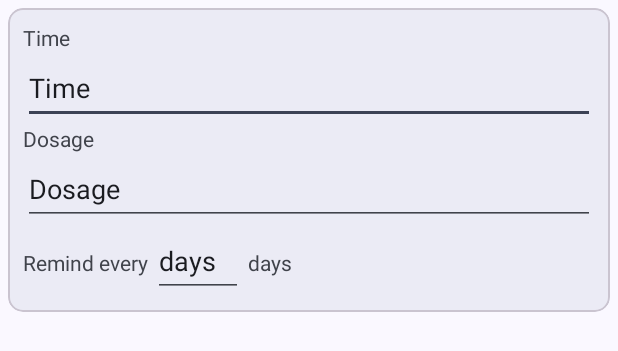
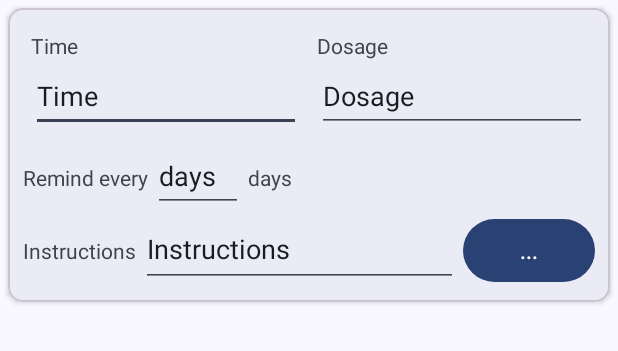
Before and after one commit to sh0786/medTimer, an Android app: the layout fragment_reminder.xml on its own in the app's theme, with its tools: preview values and no code run, on a phone screen of 412 x 824 dp. Shown: the top 351 px of the screen. Run offline under Robolectric (Android 15) with nearby library versions, the phone set to English and light mode, and no system bars.

Commit message:
Reminder instructions (#44)
* Update to Android Gradle Plugin 8.3.1

* Use gradle 8.7

* Lower MinSDK to 26

* Added database filed for reminder note index

* Added UI for instructions

* Had to raise minSDK back to 33

* Changed instruction to string
Added instructions to UI

* Removed warning

* Implemented instruction suggestions
Added instructions to notifications

* Fixed reminders (#43)

* Take longer reminder events into account when scheduling

* Fixed parallel schedule requests

* Code cleanup

```diff
--- a/app/build.gradle.kts
+++ b/app/build.gradle.kts
@@ -16,8 +16,8 @@ android {
         applicationId = "com.futsch1.medtimer"
         minSdk = 33
         targetSdk = 34
-        versionCode = 20
-        versionName = "1.3.0"
+        versionCode = 21
+        versionName = "1.4.0"
         setProperty("archivesBaseName", "MedTimer")
 
         testInstrumentationRunner = "androidx.test.runner.AndroidJUnitRunner"
--- a/app/src/main/java/com/futsch1/medtimer/database/MedicineRoomDatabase.java
+++ b/app/src/main/java/com/futsch1/medtimer/database/MedicineRoomDatabase.java
@@ -14,11 +14,12 @@ import java.util.concurrent.Executors;
 
 @Database(
         entities = {Medicine.class, Reminder.class, ReminderEvent.class},
-        version = 4,
+        version = 5,
         autoMigrations = {
                 @AutoMigration(from = 1, to = 2, spec = MedicineRoomDatabase.AutoMigration1To2.class),
                 @AutoMigration(from = 2, to = 3),
-                @AutoMigration(from = 3, to = 4)
+                @AutoMigration(from = 3, to = 4),
+                @AutoMigration(from = 4, to = 5)
         }
 )
 @SuppressWarnings("java:S6548")
--- a/app/src/main/java/com/futsch1/medtimer/database/Reminder.java
+++ b/app/src/main/java/com/futsch1/medtimer/database/Reminder.java
@@ -15,6 +15,8 @@ public class Reminder {
     public long createdTimestamp;
     @ColumnInfo(defaultValue = "1")
     public int daysBetweenReminders;
+    @ColumnInfo(defaultValue = "")
+    public String instructions;
 
     public String amount;
 
--- a/app/src/main/java/com/futsch1/medtimer/exporters/PDFExport.java
+++ b/app/src/main/java/com/futsch1/medtimer/exporters/PDFExport.java
@@ -45,7 +45,7 @@ public class PDFExport implements Exporter {
     }
 
 
-    public void export(File file) throws ExporterException {
+    public void export(File file) {
         SimplyPdfDocument simplyPdfDocument = getDocument(file);
 
         LinkedList<LinkedList<Cell>> rows = new LinkedList<>();
--- a/app/src/main/java/com/futsch1/medtimer/reminders/ReminderWork.java
+++ b/app/src/main/java/com/futsch1/medtimer/reminders/ReminderWork.java
@@ -53,7 +53,7 @@ public class ReminderWork extends Worker {
 
             if (canShowNotifications()) {
                 Color color = medicine.useColor ? Color.valueOf(medicine.color) : null;
-                reminderEvent.notificationId = Notifications.showNotification(getApplicationContext(), minutesToTime(reminder.timeInMinutes), medicine.name, reminder.amount, reminderEvent.reminderEventId, color);
+                reminderEvent.notificationId = Notifications.showNotification(getApplicationContext(), minutesToTime(reminder.timeInMinutes), medicine.name, reminder.amount, reminder.instructions, reminderEvent.reminderEventId, color);
                 medicineRepository.updateReminderEvent(reminderEvent);
             }
 
--- a/app/src/main/res/layout/fragment_reminder.xml
+++ b/app/src/main/res/layout/fragment_reminder.xml
@@ -11,6 +11,19 @@
     <LinearLayout
         android:layout_width="match_parent"
         android:layout_height="wrap_content"
+        android:orientation="vertical">
+
+        <LinearLayout
+            android:layout_width="match_parent"
+            android:layout_height="match_parent"
+            android:baselineAligned="false"
+            android:orientation="horizontal">
+
+            <LinearLayout
+                android:layout_width="match_parent"
+                android:layout_height="match_parent"
+                android:layout_margin="5dp"
+                android:layout_weight="1"
                 android:orientation="vertical">
 
                 <TextView
@@ -28,6 +41,15 @@
                     android:inputType="time"
                     android:text="@string/time" />
 
+            </LinearLayout>
+
+            <LinearLayout
+                android:layout_width="match_parent"
+                android:layout_height="match_parent"
+                android:layout_margin="5dp"
+                android:layout_weight="1"
+                android:orientation="vertical">
+
                 <TextView
                     android:layout_width="wrap_content"
                     android:layout_height="wrap_content"
@@ -44,6 +66,9 @@
                     android:importantForAutofill="no"
                     android:inputType="text"
                     android:text="@string/dosage" />
+            </LinearLayout>
+
+        </LinearLayout>
 
         <LinearLayout
             android:layout_width="match_parent"
@@ -71,6 +96,39 @@
                 android:layout_width="wrap_content"
                 android:layout_height="wrap_content"
                 android:text="@string/days" />
+
+        </LinearLayout>
+
+        <LinearLayout
+            android:layout_width="match_parent"
+            android:layout_height="match_parent"
+            android:orientation="horizontal">
+
+            <TextView
+                android:id="@+id/instructions_text"
+                android:layout_width="wrap_content"
+                android:layout_height="wrap_content"
+                android:labelFor="@+id/editInstructions"
+                android:maxLines="1"
+                android:text="@string/instructions" />
+
+            <EditText
+                android:id="@+id/editInstructions"
+                android:layout_width="0dp"
+                android:layout_height="50dp"
+                android:layout_marginStart="3dp"
+                android:layout_marginEnd="3dp"
+                android:layout_weight="1"
+                android:importantForAutofill="no"
+                android:inputType="text"
+                android:text="@string/instructions" />
+
+            <Button
+                android:id="@+id/instructionSuggestions"
+                android:layout_width="wrap_content"
+                android:layout_height="50dp"
+                android:maxLines="1"
+                android:text="@string/three_dots" />
         </LinearLayout>
 
     </LinearLayout>
--- a/build.gradle.kts
+++ b/build.gradle.kts
@@ -1,5 +1,5 @@
 // Top-level build file where you can add configuration options common to all sub-projects/modules.
 plugins {
-    id("com.android.application") version "8.3.0" apply false
+    id("com.android.application") version "8.3.1" apply false
     id("androidx.room") version "2.6.1" apply false
 }
```
Also changed, not shown: app/src/main/java/com/futsch1/medtimer/GenerateTestData.java (+13 -28 lines), app/src/main/java/com/futsch1/medtimer/Notifications.java (+17 -5 lines), app/src/main/java/com/futsch1/medtimer/medicine/ReminderViewHolder.java (+27 -0 lines), app/src/main/res/values/arrays.xml (+7 -0 lines), app/src/main/res/values/strings.xml (+8 -1 lines), gradle/wrapper/gradle-wrapper.properties, 3 other files. Lines whose indentation alone changed are shown as unchanged.
